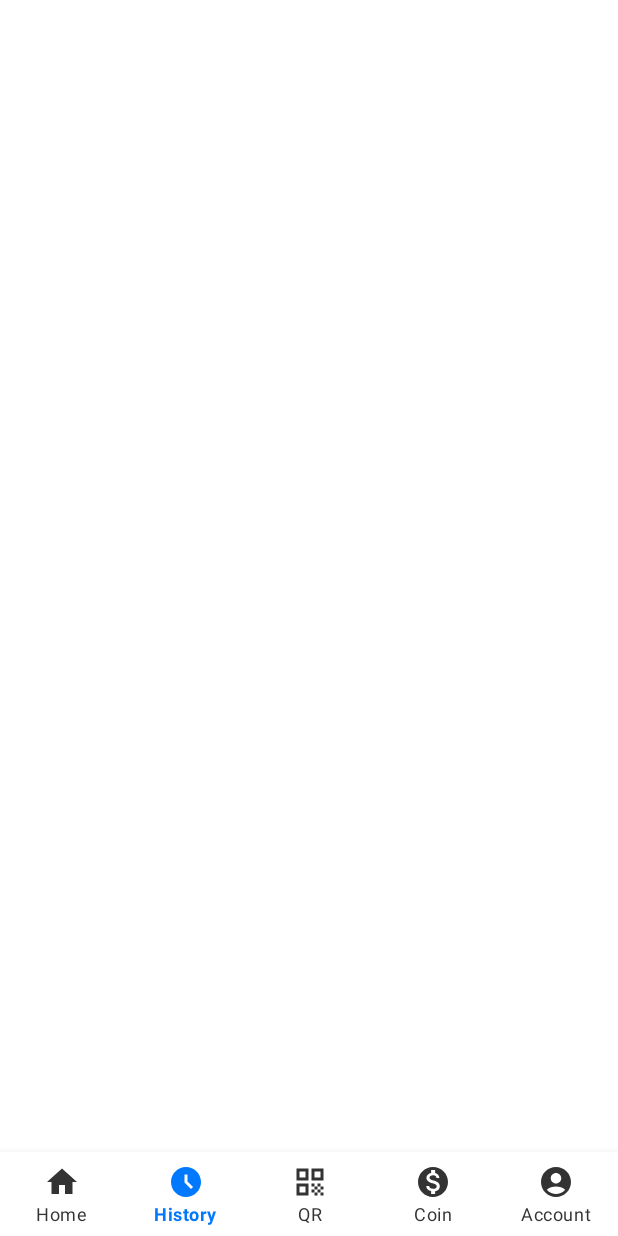
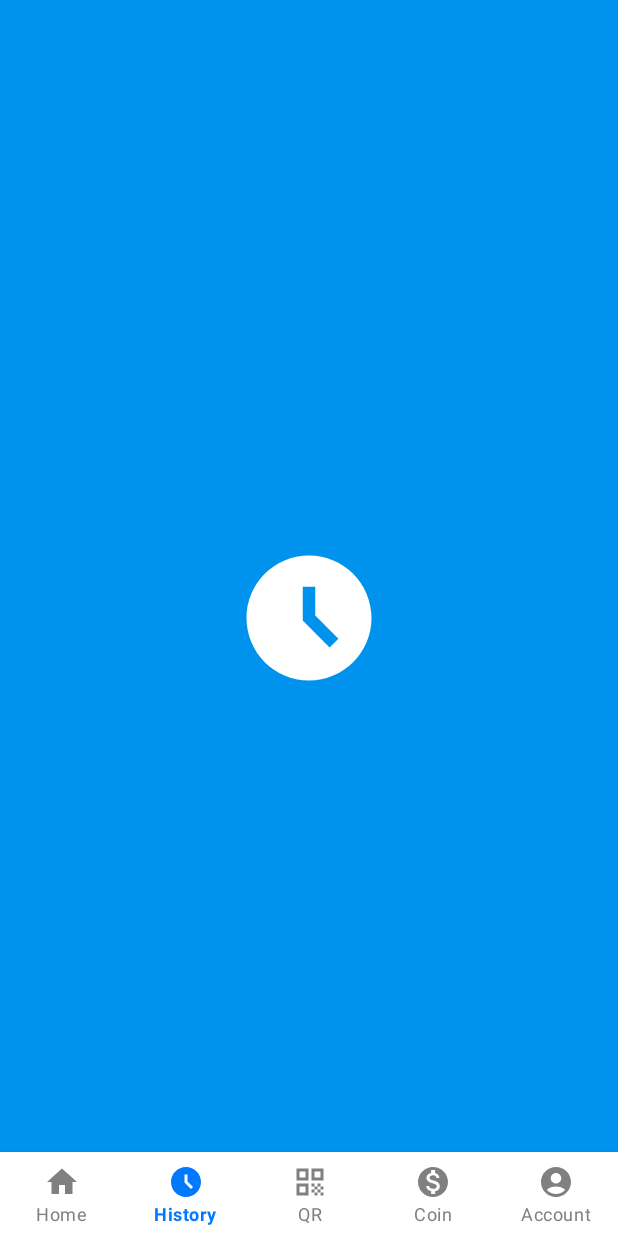
Before and after one commit to giakinh0823/fpay_android, an Android app: the screen it shows after launch (MainActivity), item 2 of the bottom bar chosen, on a phone screen of 412 x 824 dp. Run offline under Robolectric (Android 15) with nearby library versions, the phone set to English and light mode, and no system bars; our stand-ins replace navigation-ui.

Commit message:
navigation

```diff
--- a/app/build.gradle
+++ b/app/build.gradle
@@ -26,6 +26,10 @@ android {
         sourceCompatibility JavaVersion.VERSION_1_8
         targetCompatibility JavaVersion.VERSION_1_8
     }
+
+    viewBinding {
+        enabled = true
+    }
 }
 
 dependencies {
@@ -33,6 +37,8 @@ dependencies {
     implementation 'androidx.appcompat:appcompat:1.6.1'
     implementation 'com.google.android.material:material:1.8.0'
     implementation 'androidx.constraintlayout:constraintlayout:2.1.4'
+    implementation 'androidx.navigation:navigation-fragment:2.5.3'
+    implementation 'androidx.navigation:navigation-ui:2.5.3'
     testImplementation 'junit:junit:4.13.2'
     androidTestImplementation 'androidx.test.ext:junit:1.1.5'
     androidTestImplementation 'androidx.test.espresso:espresso-core:3.5.1'
--- a/app/src/main/java/fpt/edu/pay/MainActivity.java
+++ b/app/src/main/java/fpt/edu/pay/MainActivity.java
@@ -1,14 +1,34 @@
 package fpt.edu.pay;
 
 import androidx.appcompat.app.AppCompatActivity;
+import androidx.navigation.NavController;
+import androidx.navigation.fragment.NavHostFragment;
+import androidx.navigation.ui.NavigationUI;
 
 import android.os.Bundle;
 
+import fpt.edu.pay.databinding.ActivityMainBinding;
+
 public class MainActivity extends AppCompatActivity {
+
+    private ActivityMainBinding binding;
+
+    private NavHostFragment navHostFragment;
+    private NavController navController;
 
     @Override
     protected void onCreate(Bundle savedInstanceState) {
         super.onCreate(savedInstanceState);
-        setContentView(R.layout.activity_main);
+        binding = ActivityMainBinding.inflate(getLayoutInflater());
+        setContentView(binding.getRoot());
+
+        initNavigation();
+    }
+
+    private void initNavigation(){
+        navHostFragment = (NavHostFragment)
+                getSupportFragmentManager().findFragmentById(R.id.nav_host_fragment_container);
+        navController =  navHostFragment.getNavController();
+        NavigationUI.setupWithNavController(binding.bottomNavigation, navController);
     }
 }
--- /dev/null
+++ b/app/src/main/java/fpt/edu/pay/fragment/HistoryFragment.java
@@ -0,0 +1,66 @@
+package fpt.edu.pay.fragment;
+
+import android.os.Bundle;
+
+import androidx.fragment.app.Fragment;
+
+import android.view.LayoutInflater;
+import android.view.View;
+import android.view.ViewGroup;
+
+import fpt.edu.pay.R;
+
+/**
+ * A simple {@link Fragment} subclass.
+ * Use the {@link HistoryFragment#newInstance} factory method to
+ * create an instance of this fragment.
+ */
+public class HistoryFragment extends Fragment {
+
+    // TODO: Rename parameter arguments, choose names that match
+    // the fragment initialization parameters, e.g. ARG_ITEM_NUMBER
+    private static final String ARG_PARAM1 = "param1";
+    private static final String ARG_PARAM2 = "param2";
+
+    // TODO: Rename and change types of parameters
+    private String mParam1;
+    private String mParam2;
+
+    public HistoryFragment() {
+        // Required empty public constructor
+    }
+
+    /**
+     * Use this factory method to create a new instance of
+     * this fragment using the provided parameters.
+     *
+     * @param param1 Parameter 1.
+     * @param param2 Parameter 2.
+     * @return A new instance of fragment HistoryFragment.
+     */
+    // TODO: Rename and change types and number of parameters
+    public static HistoryFragment newInstance(String param1, String param2) {
+        HistoryFragment fragment = new HistoryFragment();
+        Bundle args = new Bundle();
+        args.putString(ARG_PARAM1, param1);
+        args.putString(ARG_PARAM2, param2);
+        fragment.setArguments(args);
+        return fragment;
+    }
+
+    @Override
+    public void onCreate(Bundle savedInstanceState) {
+        super.onCreate(savedInstanceState);
+        if (getArguments() != null) {
+            mParam1 = getArguments().getString(ARG_PARAM1);
+            mParam2 = getArguments().getString(ARG_PARAM2);
+        }
+    }
+
+    @Override
+    public View onCreateView(LayoutInflater inflater, ViewGroup container,
+                             Bundle savedInstanceState) {
+        // Inflate the layout for this fragment
+        return inflater.inflate(R.layout.fragment_history, container, false);
+    }
+}
--- /dev/null
+++ b/app/src/main/java/fpt/edu/pay/fragment/HomeFragment.java
@@ -0,0 +1,66 @@
+package fpt.edu.pay.fragment;
+
+import android.os.Bundle;
+
+import androidx.fragment.app.Fragment;
+
+import android.view.LayoutInflater;
+import android.view.View;
+import android.view.ViewGroup;
+
+import fpt.edu.pay.R;
+
+/**
+ * A simple {@link Fragment} subclass.
+ * Use the {@link HomeFragment#newInstance} factory method to
+ * create an instance of this fragment.
+ */
+public class HomeFragment extends Fragment {
+
+    // TODO: Rename parameter arguments, choose names that match
+    // the fragment initialization parameters, e.g. ARG_ITEM_NUMBER
+    private static final String ARG_PARAM1 = "param1";
+    private static final String ARG_PARAM2 = "param2";
+
+    // TODO: Rename and change types of parameters
+    private String mParam1;
+    private String mParam2;
+
+    public HomeFragment() {
+        // Required empty public constructor
+    }
+
+    /**
+     * Use this factory method to create a new instance of
+     * this fragment using the provided parameters.
+     *
+     * @param param1 Parameter 1.
+     * @param param2 Parameter 2.
+     * @return A new instance of fragment HomeFragment.
+     */
+    // TODO: Rename and change types and number of parameters
+    public static HomeFragment newInstance(String param1, String param2) {
+        HomeFragment fragment = new HomeFragment();
+        Bundle args = new Bundle();
+        args.putString(ARG_PARAM1, param1);
+        args.putString(ARG_PARAM2, param2);
+        fragment.setArguments(args);
+        return fragment;
+    }
+
+    @Override
+    public void onCreate(Bundle savedInstanceState) {
+        super.onCreate(savedInstanceState);
+        if (getArguments() != null) {
+            mParam1 = getArguments().getString(ARG_PARAM1);
+            mParam2 = getArguments().getString(ARG_PARAM2);
+        }
+    }
+
+    @Override
+    public View onCreateView(LayoutInflater inflater, ViewGroup container,
+                             Bundle savedInstanceState) {
+        // Inflate the layout for this fragment
+        return inflater.inflate(R.layout.fragment_home, container, false);
+    }
+}
--- a/app/src/main/res/layout/activity_main.xml
+++ b/app/src/main/res/layout/activity_main.xml
@@ -6,19 +6,49 @@
     android:layout_height="match_parent"
     tools:context=".MainActivity">
 
+    <androidx.fragment.app.FragmentContainerView
+        android:id="@+id/fragment_container"
+        app:layout_constraintBottom_toTopOf="@+id/nav_host_fragment_container"
+        android:layout_width="match_parent"
+        android:layout_height="0dp"
+        android:name="androidx.navigation.fragment.NavHostFragment"
+
+        app:layout_constraintEnd_toEndOf="parent"
+        app:layout_constraintStart_toStartOf="parent"
+        app:layout_constraintTop_toTopOf="parent"
+
+        app:defaultNavHost="true"
+        app:navGraph="@navigation/bottom_nav"/>
+
+
+    <androidx.fragment.app.FragmentContainerView
+        android:id="@+id/nav_host_fragment_container"
+
+        android:name="androidx.navigation.fragment.NavHostFragment"
+        android:layout_width="match_parent"
+        android:layout_height="match_parent"
+
+        app:layout_constraintEnd_toEndOf="parent"
+        app:layout_constraintStart_toStartOf="parent"
+        app:layout_constraintTop_toTopOf="parent"
+
+        app:defaultNavHost="true"
+        app:navGraph="@navigation/bottom_nav">
+    </androidx.fragment.app.FragmentContainerView>
+
     <com.google.android.material.bottomnavigation.BottomNavigationView
-        android:id="@+id/navigation"
+        android:id="@+id/bottom_navigation"
+        style="@style/Widget.App.BottomNavigationView"
         android:layout_width="0dp"
         android:layout_height="56dp"
         android:layout_gravity="start"
         android:background="@color/white"
+        app:itemIconTint="@color/custom_color_bottom_nav"
+        app:itemTextColor="@color/custom_color_bottom_nav"
         app:labelVisibilityMode="labeled"
         app:layout_constraintBottom_toBottomOf="parent"
         app:layout_constraintEnd_toEndOf="parent"
         app:layout_constraintStart_toStartOf="parent"
-        app:menu="@menu/bottom_navigation_menu"
-        app:itemTextColor="@color/custom_color_bottom_nav"
-        app:itemIconTint="@color/custom_color_bottom_nav"
-        style="@style/Widget.App.BottomNavigationView"/>
+        app:menu="@menu/bottom_navigation_menu" />
 
 </androidx.constraintlayout.widget.ConstraintLayout>
--- /dev/null
+++ b/app/src/main/res/layout/fragment_history.xml
@@ -0,0 +1,17 @@
+<?xml version="1.0" encoding="utf-8"?>
+<FrameLayout xmlns:android="http://schemas.android.com/apk/res/android"
+    xmlns:tools="http://schemas.android.com/tools"
+    android:layout_width="match_parent"
+    android:layout_height="match_parent"
+    android:background="@color/secondary"
+    tools:context=".fragment.HistoryFragment">
+
+    <!-- TODO: Update blank fragment layout -->
+    <ImageView
+        android:layout_width="100dp"
+        android:layout_height="100dp"
+        android:layout_gravity="center"
+        android:src="@drawable/ic_history"
+        android:contentDescription="@string/menu_history" />
+
+</FrameLayout>
--- a/app/src/main/res/menu/bottom_navigation_menu.xml
+++ b/app/src/main/res/menu/bottom_navigation_menu.xml
@@ -1,18 +1,18 @@
 <?xml version="1.0" encoding="utf-8"?>
 <menu xmlns:android="http://schemas.android.com/apk/res/android">
-    <item android:id="@+id/action_home"
+    <item android:id="@+id/menu_home"
         android:title="@string/menu_home"
         android:icon="@drawable/ic_home" />
-    <item android:id="@+id/action_history"
+    <item android:id="@+id/menu_history"
         android:title="@string/menu_history"
         android:icon="@drawable/ic_history" />
-    <item android:id="@+id/action_qr"
+    <item android:id="@+id/menu_qr"
         android:title="@string/menu_qr"
         android:icon="@drawable/ic_qr" />
-    <item android:id="@+id/action_coin"
+    <item android:id="@+id/menu_coin"
         android:title="@string/menu_coin"
         android:icon="@drawable/ic_coin" />
-    <item android:id="@+id/action_account"
+    <item android:id="@+id/menu_account"
         android:title="@string/menu_account"
         android:icon="@drawable/ic_account" />
 </menu>
--- /dev/null
+++ b/app/src/main/res/navigation/bottom_nav.xml
@@ -0,0 +1,32 @@
+<?xml version="1.0" encoding="utf-8"?>
+<navigation xmlns:android="http://schemas.android.com/apk/res/android"
+    xmlns:app="http://schemas.android.com/apk/res-auto"
+    xmlns:tools="http://schemas.android.com/tools"
+    android:id="@+id/navigation_bottom"
+    app:startDestination="@id/menu_home">
+    <fragment
+        android:id="@+id/menu_home"
+        android:name="fpt.edu.pay.fragment.HomeFragment"
+        android:label="fragment_home"
+        tools:layout="@layout/fragment_home" />
+    <fragment
+        android:id="@+id/menu_history"
+        android:name="fpt.edu.pay.fragment.HistoryFragment"
+        android:label="fragment_history"
+        tools:layout="@layout/fragment_history" />
+    <fragment
+        android:id="@+id/menu_qr"
+        android:name="fpt.edu.pay.fragment.QrFragment"
+        android:label="fragment_qr"
+        tools:layout="@layout/fragment_qr" />
+    <fragment
+        android:id="@+id/menu_coin"
+        android:name="fpt.edu.pay.fragment.CoinFragment"
+        android:label="fragment_coin"
+        tools:layout="@layout/fragment_coin" />
+    <fragment
+        android:id="@+id/menu_account"
+        android:name="fpt.edu.pay.fragment.AccountFragment"
+        android:label="fragment_account"
+        tools:layout="@layout/fragment_account" />
+</navigation>
--- a/app/src/main/res/values/colors.xml
+++ b/app/src/main/res/values/colors.xml
@@ -2,7 +2,7 @@
 <resources>
     <color name="primary">#0079FE</color>
     <color name="secondary">#0093EE</color>
-    <color name="gray">#333333</color>
+    <color name="gray">#808080</color>
     <color name="black">#FF000000</color>
     <color name="white">#FFFFFFFF</color>
 
--- a/app/src/main/res/values/strings.xml
+++ b/app/src/main/res/values/strings.xml
@@ -5,4 +5,6 @@
     <string name="menu_qr">QR</string>
     <string name="menu_coin">Coin</string>
     <string name="menu_account">Account</string>
+    <!-- TODO: Remove or change this placeholder text -->
+    <string name="hello_blank_fragment">Hello blank fragment</string>
 </resources>
--- a/app/src/main/res/values/themes.xml
+++ b/app/src/main/res/values/themes.xml
@@ -12,6 +12,8 @@
         <!-- Status bar color. -->
         <item name="android:statusBarColor">?attr/colorPrimaryVariant</item>
         <!-- Customize your theme here. -->
+
+        <item name="android:windowBackground">@color/primary</item>
     </style>
 
     <style name="Widget.App.BottomNavigationView" parent="Widget.MaterialComponents.BottomNavigationView.Colored">
```
Also changed, not shown: app/src/main/java/fpt/edu/pay/fragment/AccountFragment.java (added, +66 -0 lines), app/src/main/java/fpt/edu/pay/fragment/CoinFragment.java (added, +66 -0 lines), app/src/main/java/fpt/edu/pay/fragment/QrFragment.java (added, +66 -0 lines), app/src/main/res/layout/fragment_account.xml (added, +17 -0 lines), app/src/main/res/layout/fragment_coin.xml (added, +17 -0 lines), app/src/main/res/layout/fragment_home.xml (added, +17 -0 lines), app/src/main/res/layout/fragment_qr.xml (added, +17 -0 lines), 1 other file.
